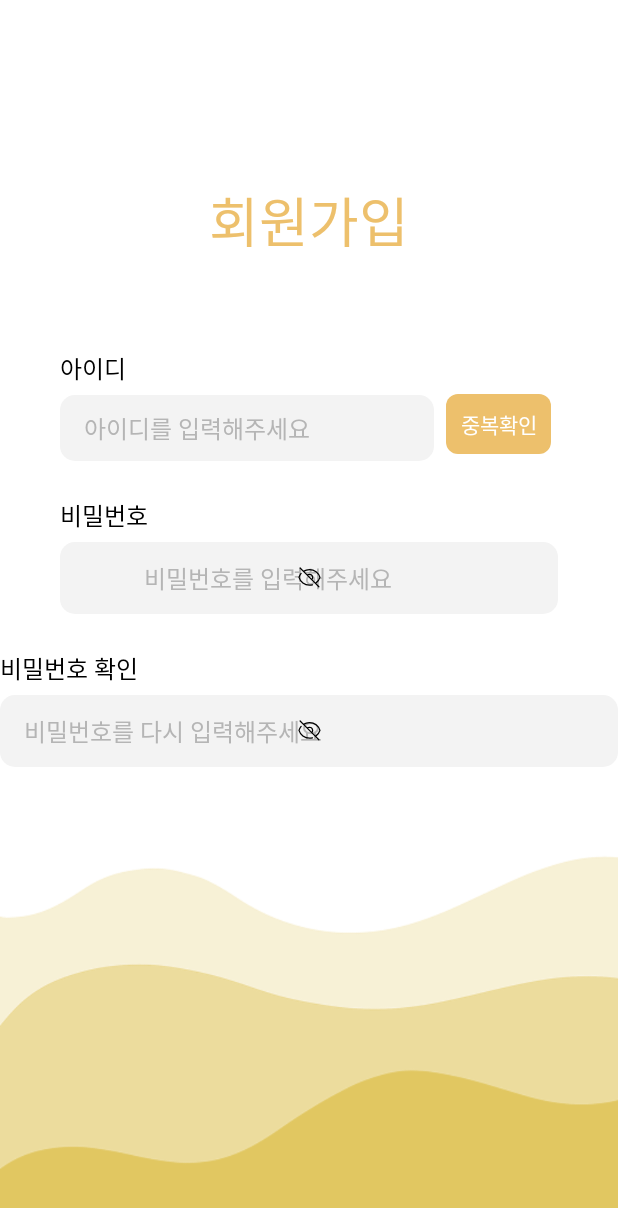
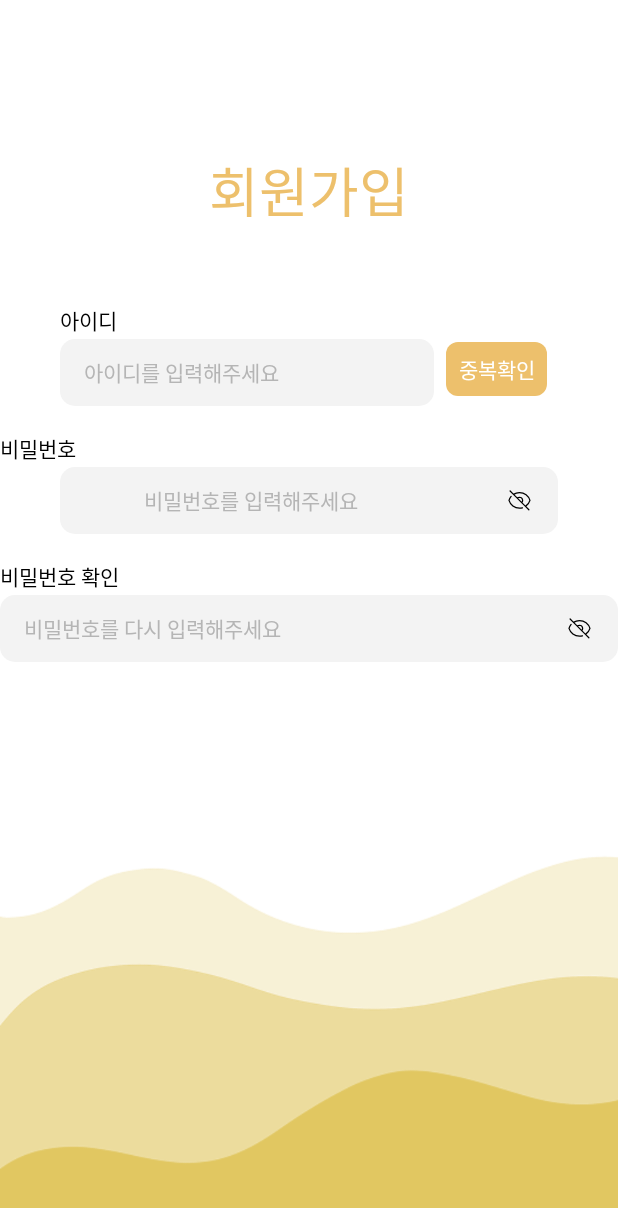
Before and after one commit to hackathonDSM2025/PastPort_Android, an Android app built with Jetpack Compose: the composable SignUpScreen shown on its own in the app's theme, on a phone screen of 412 x 824 dp. Shown: the top 1208 px of the screen. Run offline under Robolectric (Android 15) with nearby library versions, the phone set to English and light mode, and no system bars; our stand-ins replace Dagger/Hilt's generated code; Roboto replaces fonts that are not available here.

Commit message:
update :: component

```diff
--- a/app/src/main/java/com/hackaton/pastport/ui/ButtonComponents.kt
+++ b/app/src/main/java/com/hackaton/pastport/ui/ButtonComponents.kt
@@ -4,6 +4,7 @@ import androidx.compose.foundation.background
 import androidx.compose.foundation.layout.Box
 import androidx.compose.foundation.layout.fillMaxWidth
 import androidx.compose.foundation.layout.height
+import androidx.compose.foundation.layout.size
 import androidx.compose.foundation.layout.width
 import androidx.compose.foundation.shape.RoundedCornerShape
 import androidx.compose.material3.Button
@@ -62,8 +63,8 @@ fun InputTextButton(
 ) {
     Box(
         modifier = modifier
-            .width(70.dp)
-            .height(40.dp)
+            .width(67.dp)
+            .height(36.dp)
             .background(
                 color = Main,
                 shape = RoundedCornerShape(8.dp)
@@ -76,7 +77,9 @@ fun InputTextButton(
     ) {
         if (loading) {
             CircularProgressIndicator(
-                modifier = modifier.align(Alignment.Center)
+                modifier = modifier
+                    .align(Alignment.Center)
+                    .size(26.dp)
             )
         } else {
             Text(
--- a/app/src/main/java/com/hackaton/pastport/ui/Components.kt
+++ b/app/src/main/java/com/hackaton/pastport/ui/Components.kt
@@ -1,6 +1,5 @@
 package com.hackaton.pastport.ui
 
-import androidx.compose.foundation.layout.Arrangement
 import androidx.compose.foundation.layout.Column
 import androidx.compose.foundation.layout.Spacer
 import androidx.compose.foundation.layout.fillMaxWidth
@@ -26,13 +25,13 @@ fun AuthTitle(
             .wrapContentHeight(),
         horizontalAlignment = Alignment.CenterHorizontally,
     ) {
-        Spacer(modifier = modifier.height(120.dp))
+        Spacer(modifier = modifier.height(100.dp))
         Text(
             text = title,
             style = PastPortFontStyle.bold36,
             color = Main,
             textAlign = TextAlign.Center
         )
-        Spacer(modifier = modifier.height(60.dp))
+        Spacer(modifier = modifier.height(50.dp))
     }
 }
--- a/app/src/main/java/com/hackaton/pastport/ui/InputComponents.kt
+++ b/app/src/main/java/com/hackaton/pastport/ui/InputComponents.kt
@@ -37,6 +37,7 @@ import com.hackaton.pastport.ui.theme.Gray300
 import com.hackaton.pastport.ui.theme.Gray50
 import com.hackaton.pastport.ui.theme.Main
 import com.hackaton.pastport.ui.theme.PastPortFontStyle
+import com.hackaton.pastport.ui.theme.Red
 import com.hackaton.pastport.ui.utils.noRippleClickable
 
 @Composable
@@ -63,8 +64,8 @@ private fun PastPortBasicTextField(
             .padding(
                 start = 16.dp,
                 end = 16.dp,
-                top = 10.dp,
-                bottom = 10.dp
+                top = 12.dp,
+                bottom = 12.dp
             )
     ) {
         BasicTextField(
@@ -86,13 +87,13 @@ private fun PastPortBasicTextField(
                 onNext = { focusManager.moveFocus(FocusDirection.Next) }
             ),
             visualTransformation = visualTransformation,
-            textStyle = PastPortFontStyle.medium16,
+            textStyle = PastPortFontStyle.medium14,
             cursorBrush = SolidColor(Main),
             decorationBox = { innerTextField ->
                 if (input.isEmpty()) {
                     Text(
                         text = hint,
-                        style = PastPortFontStyle.medium16,
+                        style = PastPortFontStyle.medium14,
                         color = Gray300
                     )
                 }
@@ -100,7 +101,7 @@ private fun PastPortBasicTextField(
             }
         )
         trailingIcon?.let {
-            Box(modifier = modifier.align(Alignment.CenterEnd)) { it() }
+            Box(modifier = Modifier.align(Alignment.CenterEnd)) { it() }
         }
     }
 }
@@ -143,8 +144,7 @@ private fun PastPortPasswordTextField(
         visualTransformation = if (isShowPassword) VisualTransformation.None else PasswordVisualTransformation(),
         trailingIcon = {
             Icon(
-                modifier = modifier
-                    .padding(4.dp)
+                modifier = Modifier
                     .size(20.dp)
                     .noRippleClickable {
                         isShowPassword = !isShowPassword
@@ -168,20 +168,15 @@ private fun PastPortBasicInput(
         verticalArrangement = Arrangement.spacedBy(2.dp)
     ) {
         Text(
-            modifier = modifier
-                .padding(
-                    bottom = 4.dp
-                ),
             text = label,
-            style = PastPortFontStyle.medium16
+            style = PastPortFontStyle.medium14
         )
         textField()
         Text(
             modifier = modifier
                 .padding(
                     start = 4.dp,
-                    top = 2.dp,
-                    bottom = 8.dp
+                    bottom = 4.dp
                 ),
             text = errorMessage,
             style = PastPortFontStyle.medium10,
@@ -225,11 +220,14 @@ fun PastPortPasswordInput(
     input: String,
     hint: String,
     imeAction: ImeAction,
+    errorMessage: String = "",
     onValueChange: (String) -> Unit
 ) {
     PastPortBasicInput(
         modifier = modifier,
         label = label,
+        errorMessage = errorMessage,
+        errorMessageColor = Red,
         textField = {
             PastPortPasswordTextField(
                 modifier = modifier,
```
